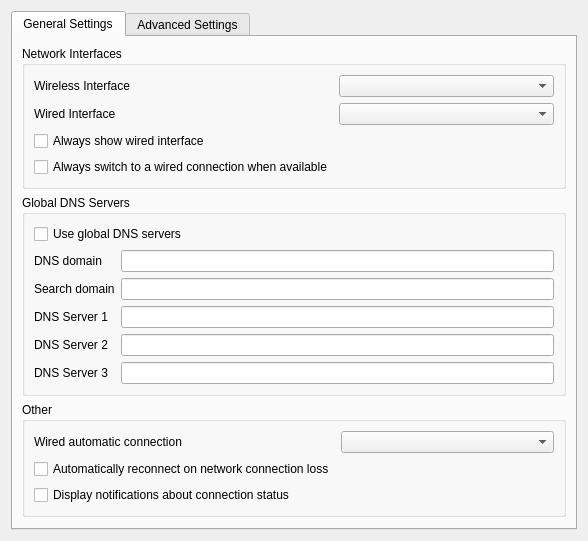
This is kcm/kcmwidget.ui in KDE/wicd-kde as Qt 5 draws it before an edit. The edited form follows.
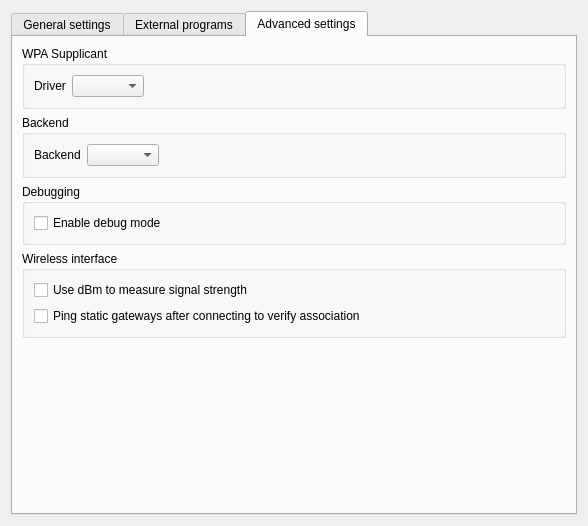
This is the edited form. The open tabs and pages were chosen to show the change. Custom widgets are drawn as their Qt base class.

Patch:
```diff
--- a/kcm/kcmwidget.ui
+++ b/kcm/kcmwidget.ui
@@ -7,7 +7,7 @@
     <x>0</x>
     <y>0</y>
     <width>588</width>
-    <height>529</height>
+    <height>526</height>
    </rect>
   </property>
   <property name="windowTitle">
@@ -21,43 +21,47 @@
      </property>
      <widget class="QWidget" name="tab">
       <attribute name="title">
-       <string>General Settings</string>
+       <string>General settings</string>
       </attribute>
       <layout class="QVBoxLayout" name="verticalLayout_2">
        <item>
         <widget class="QGroupBox" name="groupBox">
          <property name="title">
-          <string>Network Interfaces</string>
+          <string>Network interfaces</string>
          </property>
-         <layout class="QFormLayout" name="formLayout">
-          <item row="0" column="0">
+         <layout class="QVBoxLayout" name="verticalLayout_4">
+          <item>
+           <layout class="QFormLayout" name="formLayout_7">
+            <item row="1" column="0">
            <widget class="QLabel" name="label">
             <property name="text">
-             <string>Wireless Interface</string>
+               <string>Wireless interface</string>
             </property>
            </widget>
           </item>
-          <item row="0" column="1">
-           <widget class="KComboBox" name="wirelessBox"/>
-          </item>
-          <item row="1" column="0">
+            <item row="2" column="0">
            <widget class="QLabel" name="label_2">
             <property name="text">
-             <string>Wired Interface</string>
+               <string>Wired interface</string>
             </property>
            </widget>
           </item>
-          <item row="1" column="1">
+            <item row="2" column="1">
            <widget class="KComboBox" name="wiredBox"/>
           </item>
-          <item row="2" column="0">
+            <item row="1" column="1">
+             <widget class="KComboBox" name="wirelessBox"/>
+            </item>
+           </layout>
+          </item>
+          <item>
            <widget class="QCheckBox" name="showWiredBox">
             <property name="text">
              <string>Always show wired interface</string>
             </property>
            </widget>
           </item>
-          <item row="3" column="0">
+          <item>
            <widget class="QCheckBox" name="swithcWiredBox">
             <property name="text">
              <string>Always switch to a wired connection when available</string>
@@ -70,16 +74,18 @@
        <item>
         <widget class="QGroupBox" name="groupBox_2">
          <property name="title">
-          <string>Global DNS Servers</string>
+          <string>Global DNS servers</string>
          </property>
-         <layout class="QFormLayout" name="formLayout_2">
-          <item row="0" column="0" colspan="2">
+         <layout class="QVBoxLayout" name="verticalLayout_5">
+          <item>
            <widget class="QCheckBox" name="useDNSBox">
             <property name="text">
              <string>Use global DNS servers</string>
             </property>
            </widget>
           </item>
+          <item>
+           <layout class="QFormLayout" name="formLayout_2">
           <item row="1" column="0">
            <widget class="QLabel" name="label_3">
             <property name="text">
@@ -103,7 +109,7 @@
           <item row="3" column="0">
            <widget class="QLabel" name="label_5">
             <property name="text">
-             <string>DNS Server 1</string>
+               <string>DNS server 1</string>
             </property>
            </widget>
           </item>
@@ -113,7 +119,7 @@
           <item row="4" column="0">
            <widget class="QLabel" name="label_6">
             <property name="text">
-             <string>DNS Server 2</string>
+               <string>DNS server 2</string>
             </property>
            </widget>
           </item>
@@ -123,7 +129,7 @@
           <item row="5" column="0">
            <widget class="QLabel" name="label_7">
             <property name="text">
-             <string>DNS Server 3</string>
+               <string>DNS server 3</string>
             </property>
            </widget>
           </item>
@@ -131,6 +137,8 @@
            <widget class="KLineEdit" name="server3Edit"/>
           </item>
          </layout>
+          </item>
+         </layout>
         </widget>
        </item>
        <item>
@@ -138,31 +146,41 @@
          <property name="title">
           <string>Other</string>
          </property>
-         <layout class="QFormLayout" name="formLayout_3">
-          <item row="0" column="0">
+         <layout class="QVBoxLayout" name="verticalLayout_6">
+          <item>
+           <layout class="QHBoxLayout" name="horizontalLayout_8">
+            <item>
            <widget class="QLabel" name="label_8">
             <property name="text">
              <string>Wired automatic connection</string>
             </property>
            </widget>
           </item>
-          <item row="0" column="1">
+            <item>
            <widget class="KComboBox" name="automaticWiredBox"/>
           </item>
-          <item row="1" column="0">
+            <item>
+             <spacer name="horizontalSpacer">
+              <property name="orientation">
+               <enum>Qt::Horizontal</enum>
+              </property>
+              <property name="sizeHint" stdset="0">
+               <size>
+                <width>40</width>
+                <height>20</height>
+               </size>
+              </property>
+             </spacer>
+            </item>
+           </layout>
+          </item>
+          <item>
            <widget class="QCheckBox" name="reconnectBox">
             <property name="text">
              <string>Automatically reconnect on network connection loss</string>
             </property>
            </widget>
           </item>
-          <item row="2" column="0">
-           <widget class="QCheckBox" name="notificationsBox">
-            <property name="text">
-             <string>Display notifications about connection status</string>
-            </property>
-           </widget>
-          </item>
          </layout>
         </widget>
        </item>
@@ -183,19 +201,18 @@
      </widget>
      <widget class="QWidget" name="tab_3">
       <attribute name="title">
-       <string>Advanced Settings</string>
+       <string>External programs</string>
       </attribute>
       <layout class="QVBoxLayout" name="verticalLayout_3">
        <item>
-        <widget class="QGroupBox" name="groupBox_4">
-         <property name="title">
-          <string>External Programs</string>
+        <layout class="QFormLayout" name="formLayout_6">
+         <property name="fieldGrowthPolicy">
+          <enum>QFormLayout::ExpandingFieldsGrow</enum>
          </property>
-         <layout class="QFormLayout" name="formLayout_4">
           <item row="0" column="0">
            <widget class="QLabel" name="label_9">
             <property name="text">
-             <string>DHCP Client</string>
+            <string>DHCP client</string>
             </property>
            </widget>
           </item>
@@ -205,7 +222,7 @@
           <item row="1" column="0">
            <widget class="QLabel" name="label_10">
             <property name="text">
-             <string>Wired Link Detection</string>
+            <string>Wired link detection</string>
             </property>
            </widget>
           </item>
@@ -215,71 +232,148 @@
           <item row="2" column="0">
            <widget class="QLabel" name="label_11">
             <property name="text">
-             <string>Route Table Flushing</string>
+            <string>Route table flushing</string>
             </property>
            </widget>
           </item>
           <item row="2" column="1">
            <widget class="KComboBox" name="routeBox"/>
           </item>
-          <item row="3" column="1">
-           <widget class="KComboBox" name="sudoBox"/>
-          </item>
-          <item row="3" column="0">
-           <widget class="QLabel" name="label_12">
-            <property name="text">
-             <string>Graphical Sudo Application</string>
-            </property>
-           </widget>
+        </layout>
+       </item>
+       <item>
+        <spacer name="verticalSpacer">
+         <property name="orientation">
+          <enum>Qt::Vertical</enum>
+         </property>
+         <property name="sizeHint" stdset="0">
+          <size>
+           <width>20</width>
+           <height>40</height>
+          </size>
+         </property>
+        </spacer>
           </item>
          </layout>
         </widget>
-       </item>
+     <widget class="QWidget" name="tab_2">
+      <attribute name="title">
+       <string>Advanced settings</string>
+      </attribute>
+      <layout class="QVBoxLayout" name="verticalLayout_7">
        <item>
         <widget class="QGroupBox" name="groupBox_5">
          <property name="title">
-          <string>Advanced Daemon Settings</string>
+          <string>WPA Supplicant </string>
          </property>
-         <layout class="QFormLayout" name="formLayout_5">
-          <item row="0" column="0">
-           <widget class="QLabel" name="label_13">
+         <layout class="QVBoxLayout" name="verticalLayout_8">
+          <item>
+           <layout class="QHBoxLayout" name="horizontalLayout_3">
+            <item>
+             <widget class="QLabel" name="label_15">
             <property name="text">
-             <string>WPA Supplicant Driver</string>
+               <string>Driver</string>
             </property>
            </widget>
           </item>
-          <item row="0" column="1">
+            <item>
            <widget class="KComboBox" name="wpaSupplicantBox"/>
           </item>
-          <item row="1" column="0">
-           <widget class="QLabel" name="label_14">
+            <item>
+             <spacer name="horizontalSpacer_2">
+              <property name="orientation">
+               <enum>Qt::Horizontal</enum>
+              </property>
+              <property name="sizeHint" stdset="0">
+               <size>
+                <width>40</width>
+                <height>20</height>
+               </size>
+              </property>
+             </spacer>
+            </item>
+           </layout>
+          </item>
+         </layout>
+        </widget>
+       </item>
+       <item>
+        <widget class="QGroupBox" name="groupBox_6">
+         <property name="title">
+          <string>Backend</string>
+         </property>
+         <layout class="QVBoxLayout" name="verticalLayout_9">
+          <item>
+           <layout class="QHBoxLayout" name="horizontalLayout_4">
+            <item>
+             <widget class="QLabel" name="label_16">
             <property name="text">
              <string>Backend</string>
             </property>
            </widget>
           </item>
-          <item row="3" column="0">
+            <item>
+             <widget class="KComboBox" name="backendBox"/>
+            </item>
+            <item>
+             <spacer name="horizontalSpacer_3">
+              <property name="orientation">
+               <enum>Qt::Horizontal</enum>
+              </property>
+              <property name="sizeHint" stdset="0">
+               <size>
+                <width>40</width>
+                <height>20</height>
+               </size>
+              </property>
+             </spacer>
+            </item>
+           </layout>
+          </item>
+         </layout>
+        </widget>
+       </item>
+       <item>
+        <widget class="QGroupBox" name="groupBox_7">
+         <property name="title">
+          <string>Debugging</string>
+         </property>
+         <layout class="QVBoxLayout" name="verticalLayout_10">
+          <item>
            <widget class="QCheckBox" name="debugBox">
             <property name="text">
              <string>Enable debug mode</string>
             </property>
            </widget>
           </item>
-          <item row="4" column="0">
+         </layout>
+        </widget>
+       </item>
+       <item>
+        <widget class="QGroupBox" name="groupBox_8">
+         <property name="title">
+          <string>Wireless interface</string>
+         </property>
+         <layout class="QVBoxLayout" name="verticalLayout_11">
+          <item>
            <widget class="QCheckBox" name="dbmBox">
             <property name="text">
              <string>Use dBm to measure signal strength</string>
             </property>
            </widget>
           </item>
-          <item row="1" column="1">
-           <widget class="KComboBox" name="backendBox"/>
+          <item>
+           <widget class="QCheckBox" name="checkBox">
+            <property name="text">
+             <string>Ping static gateways after connecting to verify association</string>
+            </property>
+           </widget>
           </item>
          </layout>
         </widget>
        </item>
        <item>
-        <spacer name="verticalSpacer">
+        <spacer name="verticalSpacer_3">
          <property name="orientation">
           <enum>Qt::Vertical</enum>
          </property>
```
Lines whose indentation alone changed are shown as unchanged.
